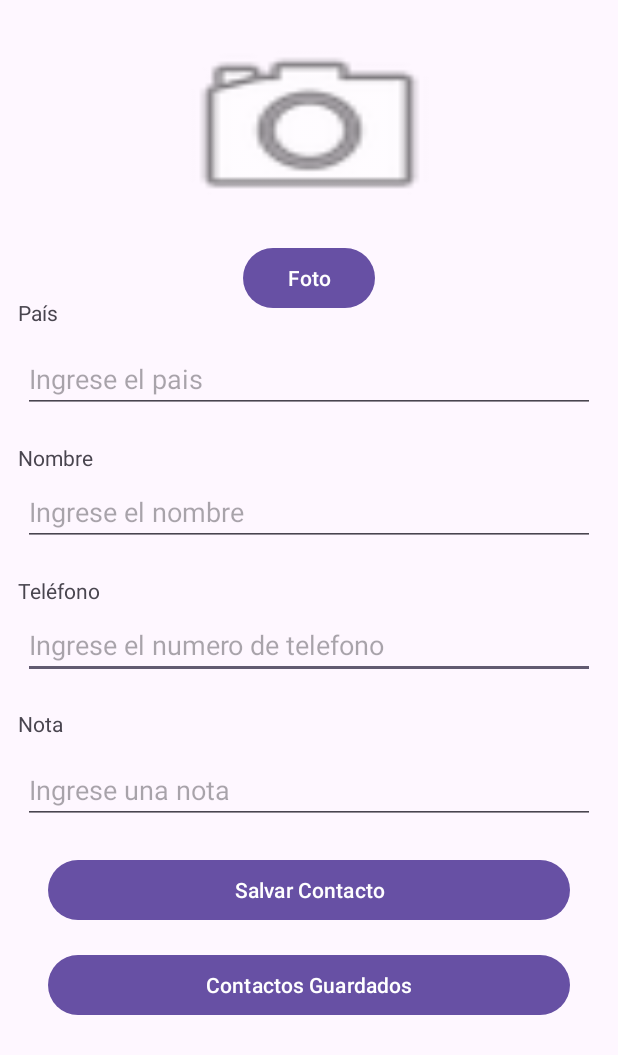
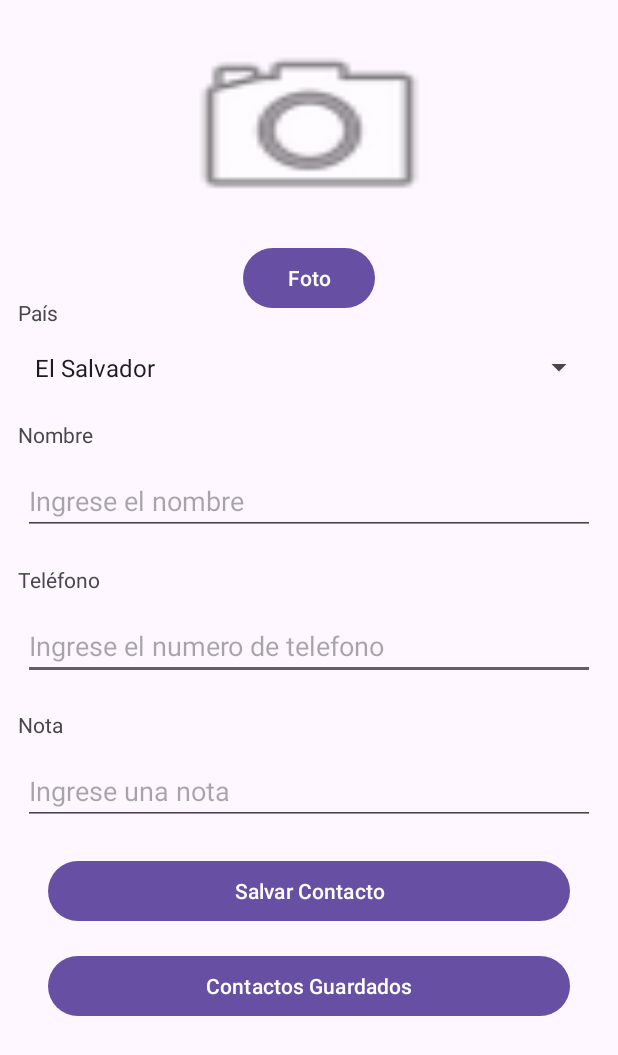
Before and after one commit to brandon2683/TL01E1124290091_120140001, an Android app: the screen it shows after launch (MainActivity), after a tap on "Salvar Contacto", on a phone screen of 412 x 824 dp. Shown: the top 1055 px of the screen. Run offline under Robolectric (Android 15) with nearby library versions, the phone set to English and light mode, and no system bars.

```diff
--- a/app/src/main/java/com/example/tl01e1124290091_120140001/ActivitySegunda.java
+++ b/app/src/main/java/com/example/tl01e1124290091_120140001/ActivitySegunda.java
@@ -41,13 +41,13 @@ public class ActivitySegunda extends AppCompatActivity {
         setContentView(R.layout.activity_segunda);
 
         // Inicializar vistas
-        listView = findViewById(R.id.listView);
-        buscar = findViewById(R.id.Buscar);
-        btnCompartir = findViewById(R.id.btncompartir);
-        btnImagen = findViewById(R.id.btnimagen);
-        btnActualizar = findViewById(R.id.btnactualizar);
-        btnEliminar = findViewById(R.id.btneliminar);
-        btnVolver = findViewById(R.id.btnvolver);
+        listView = (ListView) findViewById(R.id.listView);
+        buscar = (EditText) findViewById(R.id.Buscar);
+        btnCompartir = (Button) findViewById(R.id.btncompartir);
+        btnImagen = (Button) findViewById(R.id.btnimagen);
+        btnActualizar = (Button) findViewById(R.id.btnactualizar);
+        btnEliminar = (Button) findViewById(R.id.btneliminar);
+        btnVolver = (Button) findViewById(R.id.btnvolver);
 
         consultarListaContactos();
 
--- a/app/src/main/java/com/example/tl01e1124290091_120140001/MainActivity.java
+++ b/app/src/main/java/com/example/tl01e1124290091_120140001/MainActivity.java
@@ -15,9 +15,12 @@ import android.os.Environment;
 import android.provider.MediaStore;
 import android.util.Base64;
 import android.view.View;
+import android.widget.AdapterView;
+import android.widget.ArrayAdapter;
 import android.widget.Button;
 import android.widget.EditText;
 import android.widget.ImageView;
+import android.widget.Spinner;
 import android.widget.Toast;
 
 import androidx.activity.EdgeToEdge;
@@ -35,10 +38,14 @@ import com.example.tl01e1124290091_120140001.Configuraciones.Transacciones;
 
 import java.io.ByteArrayOutputStream;
 import java.io.File;
+import java.util.ArrayList;
+import java.util.HashMap;
+import java.util.Map;
 
 public class MainActivity extends AppCompatActivity {
 
-    EditText pais, nombres, telefono, nota;
+    EditText nombres, telefono, nota;
+    Spinner pais;
     ImageView imageView;
     Button btnfoto, btnagregar, btncontactos;
 
@@ -46,7 +53,7 @@ public class MainActivity extends AppCompatActivity {
     private String fotoBase64 = null;
     private static final int PERMISO_CAMARA = 101;
     ActivityResultLauncher<Intent> tomarFotoLauncher;
-
+    Map<String, String> paisCodigo = new HashMap<>();
 
     @Override
     protected void onCreate(Bundle savedInstanceState) {
@@ -54,15 +61,15 @@ public class MainActivity extends AppCompatActivity {
         EdgeToEdge.enable(this);
         setContentView(R.layout.activity_main);
 
-        pais = findViewById(R.id.pais);
-        nombres = findViewById(R.id.nombres);
-        telefono = findViewById(R.id.telefono);
-        nota = findViewById(R.id.nota);
-        imageView = findViewById(R.id.imageView);
+        pais = (Spinner) findViewById(R.id.pais);
+        nombres = (EditText) findViewById(R.id.nombres);
+        telefono = (EditText) findViewById(R.id.telefono);
+        nota = (EditText) findViewById(R.id.nota);
+        imageView = (ImageView) findViewById(R.id.imageView);
 
-        btnfoto = findViewById(R.id.btnfoto);
-        btnagregar = findViewById(R.id.btnagregar);
-        btncontactos = findViewById(R.id.btncontactos);
+        btnfoto = (Button) findViewById(R.id.btnfoto);
+        btnagregar = (Button) findViewById(R.id.btnagregar);
+        btncontactos = (Button) findViewById(R.id.btncontactos);
 
         // Abrir cámara
         btnfoto.setOnClickListener(new View.OnClickListener() {
@@ -127,9 +134,33 @@ public class MainActivity extends AppCompatActivity {
                         Toast.makeText(MainActivity.this, "No se pudo obtener la foto", Toast.LENGTH_LONG).show();
                     }
                 }
+        });
+        // Llenar mapa de países y códigos
+        paisCodigo.put("Honduras", "504");
+        paisCodigo.put("Costa Rica", "506");
+        paisCodigo.put("Guatemala", "502");
+        paisCodigo.put("El Salvador", "503");
+        // Crear lista de países para el Spinner
+        ArrayList<String> listaPaises = new ArrayList<>(paisCodigo.keySet());
+        // Adapter del Spinner
+        ArrayAdapter<String> adapter = new ArrayAdapter<>(this, android.R.layout.simple_spinner_item, listaPaises);
+        adapter.setDropDownViewResource(android.R.layout.simple_spinner_dropdown_item);
+        pais.setAdapter(adapter);
+        pais.setOnItemSelectedListener(new AdapterView.OnItemSelectedListener() {
+            @Override
+            public void onItemSelected(AdapterView<?> parent, View view, int position, long id) {
+                String paisSeleccionado = (String) parent.getItemAtPosition(position);
+                // Llenar automáticamente el código del país en el EditText
+                String codigo = paisCodigo.get(paisSeleccionado);
+                telefono.setText(codigo);
             }
-                );
-        }
+            @Override
+            public void onNothingSelected(AdapterView<?> parent) {
+                // No hacer nada
+            }
+        });
+    }
+
     private String bitmapToBase64(Bitmap bitmap)
     {
         ByteArrayOutputStream outputStream = new ByteArrayOutputStream();
@@ -202,7 +233,7 @@ public class MainActivity extends AppCompatActivity {
 
         ContentValues valores = new ContentValues();
         valores.put(Transacciones.nombres, nombres.getText().toString());
-        valores.put(Transacciones.pais, pais.getText().toString());
+        valores.put(Transacciones.pais, pais.getSelectedItem().toString());
         valores.put(Transacciones.telefono,Integer.parseInt(telefono.getText().toString()));
         valores.put(Transacciones.nota, nota.getText().toString());
         valores.put(Transacciones.foto,fotoBase64);
@@ -220,10 +251,10 @@ public class MainActivity extends AppCompatActivity {
 
     private void clean()
     {
-        pais.setText("");
-            nombres.setText("");
-            telefono.setText("");
-            nota.setText("");
-            imageView.setImageBitmap(null); // opcional, limpia la foto
+        pais.setSelection(-1);
+        nombres.setText("");
+        telefono.setText("");
+        nota.setText("");
+        imageView.setImageBitmap(null); // opcional, limpia la foto
     }
 }
--- a/app/src/main/res/layout/activity_main.xml
+++ b/app/src/main/res/layout/activity_main.xml
@@ -59,7 +59,7 @@
         android:layout_width="0dp"
         android:layout_height="wrap_content"
         android:layout_marginStart="15dp"
-        android:layout_marginTop="4dp"
+        android:layout_marginTop="12dp"
         android:layout_marginEnd="15dp"
         android:ems="10"
         android:hint="Ingrese el numero de telefono"
@@ -135,7 +135,7 @@
         android:layout_width="0dp"
         android:layout_height="wrap_content"
         android:layout_marginStart="15dp"
-        android:layout_marginTop="4dp"
+        android:layout_marginTop="12dp"
         android:layout_marginEnd="15dp"
         android:ems="10"
         android:hint="Ingrese el nombre"
@@ -145,18 +145,14 @@
         app:layout_constraintStart_toStartOf="parent"
         app:layout_constraintTop_toBottomOf="@+id/textView3" />
 
-    <EditText
+    <Spinner
         android:id="@+id/pais"
         android:layout_width="0dp"
-        android:layout_height="wrap_content"
+        android:layout_height="30dp"
         android:layout_marginStart="15dp"
         android:layout_marginTop="12dp"
         android:layout_marginEnd="15dp"
-        android:ems="10"
-        android:hint="Ingrese el pais"
-        android:inputType="text"
         app:layout_constraintEnd_toEndOf="parent"
-        app:layout_constraintHorizontal_bias="0.0"
         app:layout_constraintStart_toStartOf="parent"
         app:layout_constraintTop_toBottomOf="@+id/textView2" />
 
```
